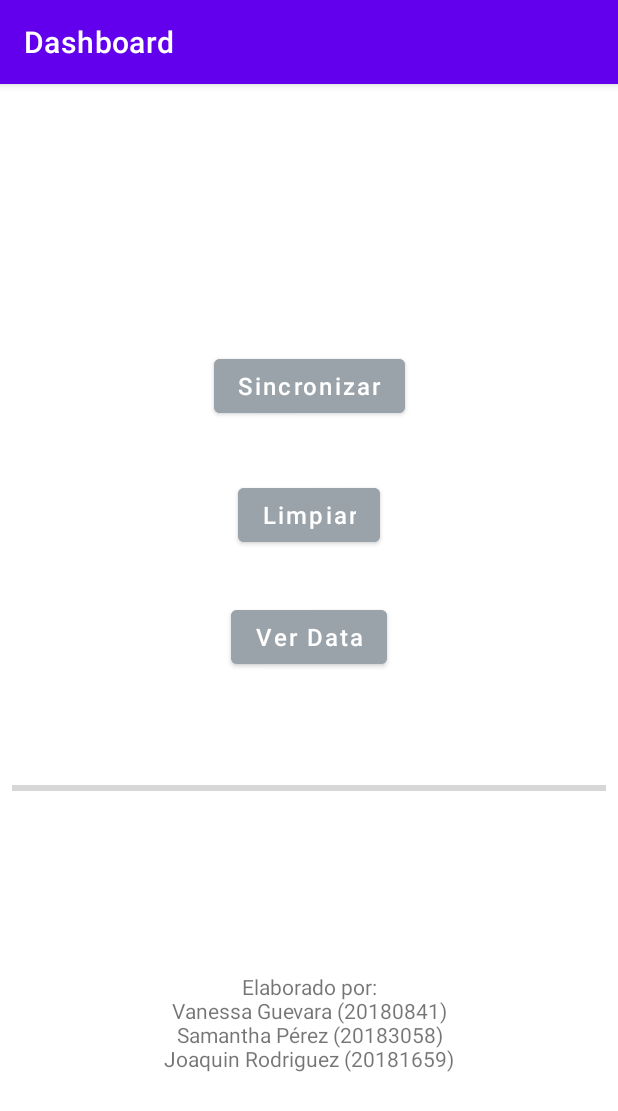
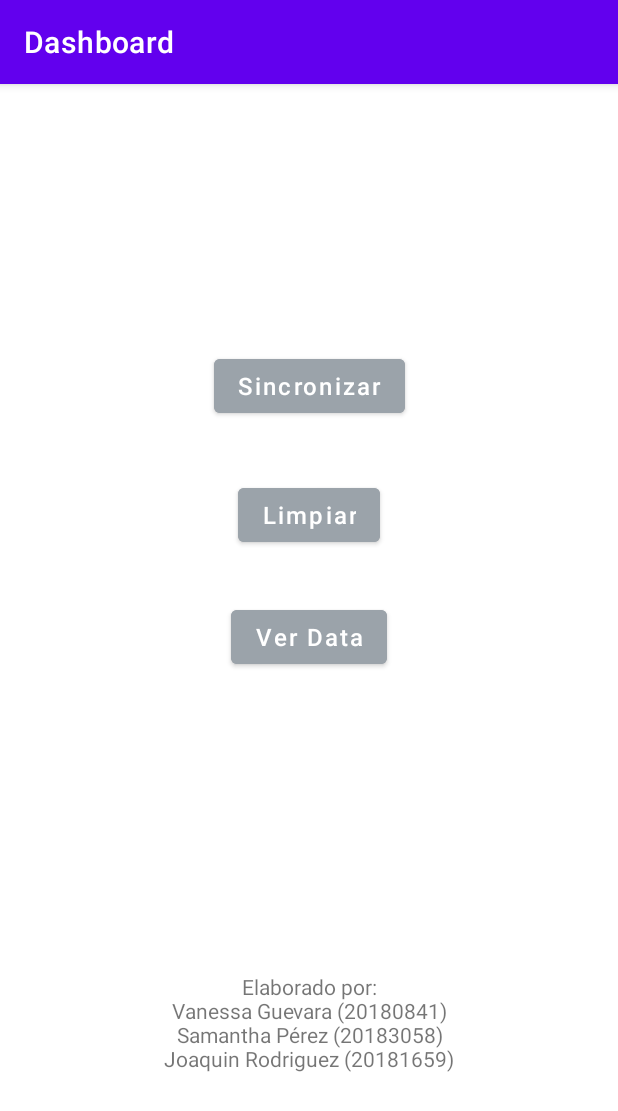
Before and after one commit to saamnd/EC3_PM, an Android app: the screen it shows after launch (MainActivity), after a tap on "Limpiar", on a phone screen of 412 x 824 dp. Shown: the top 1111 px of the screen. Run offline under Robolectric (Android 15) with nearby library versions, the phone set to English and light mode, and no system bars; our stand-ins replace Room's generated code.

Commit message:
progressbas 4.0

```diff
--- a/app/src/main/java/pe/edu/ulima/pm/ec/MainActivity.kt
+++ b/app/src/main/java/pe/edu/ulima/pm/ec/MainActivity.kt
@@ -1,13 +1,9 @@
 package pe.edu.ulima.pm.ec
 
-import android.content.Context
 import androidx.appcompat.app.AppCompatActivity
 import android.os.Bundle
-import android.util.AttributeSet
 import android.util.Log
-import android.view.View
 import android.widget.Button
-import android.widget.ProgressBar
 import androidx.fragment.app.Fragment
 import kotlinx.coroutines.Dispatchers
 import kotlinx.coroutines.GlobalScope
@@ -22,6 +18,8 @@ class MainActivity : AppCompatActivity() {
     private val fragmentMain = MainFragment()
     private val fragmentPersona = PersonaFragment()
 
+
+
     override fun onCreate(savedInstanceState: Bundle?) {
 
         super.onCreate(savedInstanceState)
@@ -30,17 +28,11 @@ class MainActivity : AppCompatActivity() {
         val ft = supportFragmentManager.beginTransaction()
         ft.add(R.id.fcvFragments, fragmentMain)
         ft.commit()
-    }
 
-    override fun onCreateView(name: String, context: Context, attrs: AttributeSet): View? {
-        return super.onCreateView(name, context, attrs)
 
-        val sp = getSharedPreferences(Constantes.NOMBRE_SP, Context.MODE_PRIVATE)
-        val sinc = sp.getString(Constantes.SP_ESTA_SINCRONIZADO, "")!!
 
-        if (sinc!="") {
-            findViewById<Button>(R.id.butSinc).isEnabled=false
-        }
+
+
 
     }
 
--- a/app/src/main/java/pe/edu/ulima/pm/ec/fragments/MainFragment.kt
+++ b/app/src/main/java/pe/edu/ulima/pm/ec/fragments/MainFragment.kt
@@ -44,27 +44,31 @@ class MainFragment: Fragment() {
     override fun onViewCreated(view: View, savedInstanceState: Bundle?) {
         super.onViewCreated(view, savedInstanceState)
 
+        var pBar = view?.findViewById<ProgressBar>(R.id.progressBar)
         val bData= view.findViewById<Button>(R.id.butData)
+        val butSinc= view.findViewById<Button>(R.id.butSinc)
+        val butLimpiar = view.findViewById<Button>(R.id.butLimpiar)
 
         bData.setOnClickListener{
             val ft= this.parentFragmentManager.beginTransaction()
             ft.replace(R.id.fcvFragments, fragmentPersona)
             ft.commit()
-
+            pBar?.visibility = View.INVISIBLE
         }
-        val butSinc= view.findViewById<Button>(R.id.butSinc)
 
         butSinc.setOnClickListener{
             //DESACTIVAR BOTON
             butSinc.isEnabled=false
+            pBar.visibility = View.VISIBLE
             SincronizarData()
         }
-        val butLimpiar = view.findViewById<Button>(R.id.butLimpiar)
+
         butLimpiar.setOnClickListener {
-            var pBar = view?.findViewById<ProgressBar>(R.id.progressBar)
+
             EliminarData()
 
             pBar?.setProgress(0)
+            pBar?.visibility = View.INVISIBLE
             butSinc.isEnabled=true
 
 
@@ -93,8 +97,8 @@ class MainFragment: Fragment() {
                 requireActivity().applicationContext,
                 lista
             )
+         }
 
-         }
         }
 
 
--- a/app/src/main/java/pe/edu/ulima/pm/ec/models/GestorPersona.kt
+++ b/app/src/main/java/pe/edu/ulima/pm/ec/models/GestorPersona.kt
@@ -28,7 +28,7 @@ class GestorPersona {
         var data=""
 
         //while(br.readLine()!=null){
-        while(cont<500){
+        while(cont<50){
             data=br.readLine()
             resultado.add(data)
             cont++
@@ -38,6 +38,7 @@ class GestorPersona {
 
         }
         pBar?.setProgress(100, true)
+
         return resultado
     }
 
--- a/app/src/main/res/layout/fragment_main.xml
+++ b/app/src/main/res/layout/fragment_main.xml
@@ -69,6 +69,7 @@
         android:layout_marginStart="8dp"
         android:layout_marginEnd="8dp"
         android:progress="0"
+        android:visibility="invisible"
         app:layout_constraintBottom_toTopOf="@+id/textView2"
         app:layout_constraintEnd_toEndOf="parent"
         app:layout_constraintHorizontal_bias="0.498"
--- a/app/src/main/res/layout/progress.xml
+++ /dev/null
@@ -1,6 +0,0 @@
-<?xml version="1.0" encoding="utf-8"?>
-<androidx.constraintlayout.widget.ConstraintLayout xmlns:android="http://schemas.android.com/apk/res/android"
-    android:layout_width="match_parent"
-    android:layout_height="match_parent">
-
-</androidx.constraintlayout.widget.ConstraintLayout>
```
